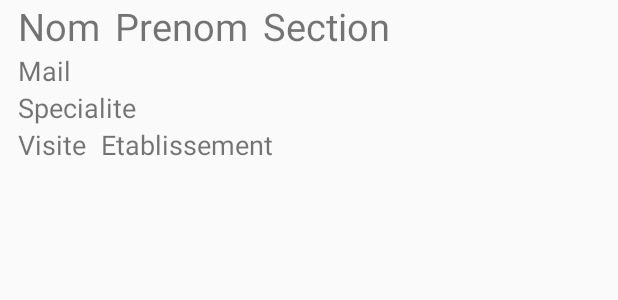
After one commit to dubosqN/rostand-visit, an Android app: the layout single_item.xml on its own in the app's theme, with its tools: preview values and no code run, on a phone screen of 412 x 824 dp. The commit adds this screen. Shown: the top 300 px of the screen. Run offline under Robolectric (Android 15) with nearby library versions, the phone set to English and light mode, and no system bars; network calls fail.

Commit message:
List etudiant

```diff
--- a/app/src/main/java/com/example/Login.java
+++ b/app/src/main/java/com/example/Login.java
@@ -44,7 +44,7 @@ public class Login extends AppCompatActivity {
                 @Override
                 public void onResponse(String response) {
                     if (response.equals("Conn")) {
-                        Intent intent = new Intent(Login.this, MainActivity.class);
+                        Intent intent = new Intent(Login.this, prof_accueil.class);
                         startActivity(intent);
                         finish();
                     } else if (response.equals("Err")) {
--- a/app/src/main/java/com/example/etudiant_form.java
+++ b/app/src/main/java/com/example/etudiant_form.java
@@ -125,7 +125,7 @@ public class etudiant_form extends AppCompatActivity implements AdapterView.OnIt
                     try {
                         JSONArray jsonArray = response.getJSONArray("options");
                         optionsMap.clear();
-                        for (int i = 0; i<jsonArray.length(); i++){
+                        for (int i = 0; i < jsonArray.length(); i++){
                             JSONObject jsonObject = jsonArray.getJSONObject(i);
                             String optionsLibelle = jsonObject.optString("option_libelle");
                             String optionId = jsonObject.optString("option_id");
--- a/app/src/main/res/layout/activity_etudiant_form.xml
+++ b/app/src/main/res/layout/activity_etudiant_form.xml
@@ -137,6 +137,7 @@
 
         <Spinner
             android:id="@+id/spinner_specialites"
+            android:fontFamily="@font/poppinsmedium"
             android:theme="@style/AppTheme"
             android:layout_width="match_parent"
             android:layout_height="wrap_content"
@@ -149,6 +150,7 @@
 
         <Spinner
             android:id="@+id/spinner_options"
+            android:fontFamily="@font/poppinsmedium"
             android:theme="@style/AppTheme"
             android:layout_width="match_parent"
             android:layout_height="wrap_content"
--- /dev/null
+++ b/app/src/main/res/layout/single_item.xml
@@ -0,0 +1,96 @@
+<?xml version="1.0" encoding="utf-8"?>
+<LinearLayout xmlns:android="http://schemas.android.com/apk/res/android"
+    android:orientation="vertical" android:layout_width="match_parent"
+    android:layout_height="match_parent"
+    android:paddingLeft="12dp"
+    android:paddingRight="12dp"
+    android:paddingBottom="12dp">
+
+    <LinearLayout
+        android:layout_width="match_parent"
+        android:layout_height="wrap_content"
+        android:orientation="horizontal">
+        <TextView
+            android:layout_width="wrap_content"
+            android:layout_height="wrap_content"
+            android:id="@+id/item_nom"
+            android:layout_marginRight="10dp"
+            android:text="Nom"
+            android:textSize="25sp">
+        </TextView>
+
+        <TextView
+            android:layout_width="wrap_content"
+            android:layout_height="wrap_content"
+            android:id="@+id/item_prenom"
+            android:text="Prenom"
+            android:layout_marginRight="10dp"
+            android:textSize="25sp">
+        </TextView>
+
+        <TextView
+            android:id="@+id/item_section"
+            android:layout_width="wrap_content"
+            android:layout_height="wrap_content"
+            android:text="Section"
+            android:textSize="25sp" />
+
+    </LinearLayout>
+
+    <LinearLayout
+        android:layout_width="match_parent"
+        android:layout_height="wrap_content"
+        android:orientation="horizontal">
+
+        <TextView
+            android:id="@+id/item_mail"
+            android:layout_width="wrap_content"
+            android:layout_height="wrap_content"
+            android:text="Mail"
+            android:textSize="18sp" />
+
+    </LinearLayout>
+
+    <LinearLayout
+        android:layout_width="match_parent"
+        android:layout_height="wrap_content"
+        android:orientation="horizontal">
+
+        <TextView
+            android:id="@+id/item_specialite"
+            android:layout_width="wrap_content"
+            android:layout_height="wrap_content"
+            android:text="Specialite"
+            android:textSize="18sp" />
+
+    </LinearLayout>
+
+    <LinearLayout
+        android:layout_width="match_parent"
+        android:layout_height="wrap_content"
+        android:orientation="horizontal">
+
+        <TextView
+            android:layout_width="wrap_content"
+            android:layout_height="wrap_content"
+            android:id="@+id/item_id"
+            android:visibility="invisible"/>
+
+        <TextView
+            android:id="@+id/item_visite"
+            android:layout_width="wrap_content"
+            android:layout_height="wrap_content"
+            android:textSize="18sp"
+            android:layout_marginRight="10dp"
+            android:text="Visite" />
+
+        <TextView
+            android:id="@+id/item_etablissement"
+            android:layout_width="wrap_content"
+            android:layout_height="wrap_content"
+            android:text="Etablissement"
+            android:textSize="18sp" />
+
+    </LinearLayout>
+
+</LinearLayout>
--- a/app/src/main/res/values/strings.xml
+++ b/app/src/main/res/values/strings.xml
@@ -12,6 +12,9 @@
     <string name="connexion">Connexion Prof</string>
     <string name="retour">Retour à "l\'accueil"</string>
     <string name="title_activity_login">Retour à "l\'accueil"</string>
+    <string name="Diplome">Diplome</string>
+    <string name="Option">Option</string>
+    <string name="accueil_prof">Accueil</string>
 
     <string-array name="section_choice">
         <item>SLAM</item>
```
Also changed, not shown: app/src/main/AndroidManifest.xml (+16 -11 lines), app/src/main/java/com/example/prof_accueil.java (added, +182 -0 lines), app/src/main/res/layout/activity_prof_accueil.xml (added, +44 -0 lines).
